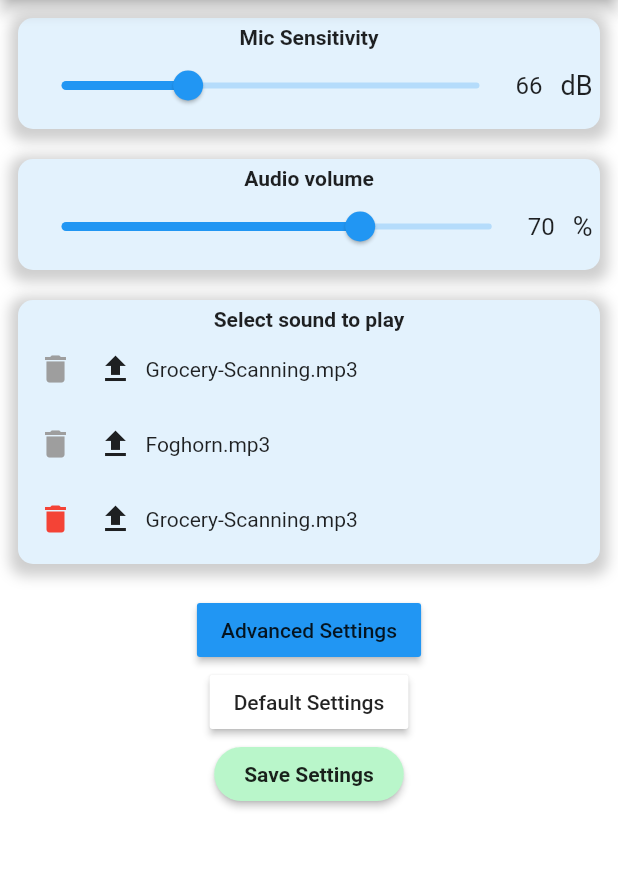
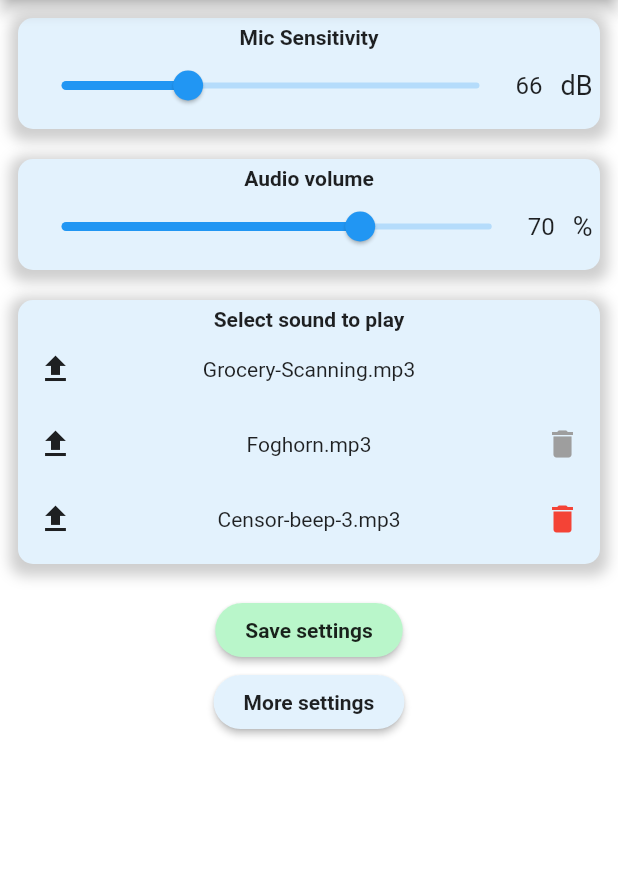
Before and after one commit to masterdodo/flutter-noise-app, a Flutter app: the SettingsScreen screen opened by its route, on a phone screen of 412 x 824 dp, the part 84-953 px from its top. Run offline on Flutter 3.47's test engine with Material 2 defaults, Android fonts, the phone set to English and light mode, and no system bars; our stand-ins replace audioplayers, file_picker, flutter_local_notifications, share, shared_preferences; missing offline and left inert: flutter_email_sender, noise_meter, volume; accounts and stored records are empty.

Commit message:
lang fix; notif fix; exceptions fix some; prints rem; def sett not saved auto; sett butts fix; alert onSave; trash rem 1st; audio align fix

```diff
--- a/lang/en.json
+++ b/lang/en.json
@@ -13,7 +13,7 @@
     "audio_help_string": "Select a sound to play or use your own audio file.",
     "sound_volume_string": "Audio volume",
     "sound_volume_help_string": "Adjusts the volume of the playback sound.",
-    "save_string": "Save Settings",
+    "save_string": "Save settings",
     "choose_sound_string": "Choose audio file...",
     "menu_home_string": "Home",
     "menu_settings_string": "Settings",
@@ -24,8 +24,8 @@
     "help_string": "Help",
     "about_string": "About",
     "exit_string": "Exit",
-    "default_settings_string": "Default Settings",
-    "advanced_settings_string": "Advanced Settings",
+    "default_settings_string": "Default settings",
+    "advanced_settings_string": "More settings",
     "close_string": "Close",
     "help_intro_string": "You can use the preset values or adjust them to your liking.",
     "on_off_string": "On/Off",
--- a/lang/sl.json
+++ b/lang/sl.json
@@ -13,7 +13,7 @@
     "audio_help_string": "Izberite zvok za predvajanje ali uporabite svojo zvočno datoteko.",
     "sound_volume_string": "Glasnost zvoka",
     "sound_volume_help_string": "Nastavi glasnost predvajanega zvoka.",
-    "save_string": "Shrani Nastavitve",
+    "save_string": "Shrani nastavitve",
     "choose_sound_string": "Izberi zvočno datoteko...",
     "menu_home_string": "Domov",
     "menu_settings_string": "Nastavitve",
@@ -25,7 +25,7 @@
     "about_string": "O nas",
     "exit_string": "Izhod",
     "default_settings_string": "Tovarniške nastavitve",
-    "advanced_settings_string": "Dodatne nastavitve",
+    "advanced_settings_string": "Več nastavitev",
     "close_string": "Zapri",
     "help_intro_string": "Lahko uporabite prednastavljene vrednosti ali jih prilagodite po svojih željah.",
     "on_off_string": "Vklop/Izklop",
--- a/lib/screens/settings/settingsscreen.dart
+++ b/lib/screens/settings/settingsscreen.dart
@@ -39,7 +39,7 @@ class _SettingsScreenState extends State<SettingsScreen> {
       _currentPerSecValue,
       _currentTimeSampleValue,
       _currentAudioVolumeValue,
-      _currentTimeoutValue = 0;
+      _currentTimeoutValue;
 
   bool _advancedSettings = false;
 
@@ -467,10 +467,10 @@ class _SettingsScreenState extends State<SettingsScreen> {
       _timeoutUnit = "sec";
       _currentAudioName1 = "audio/Grocery-Scanning.mp3";
       _currentAudioName2 = "audio/Foghorn.mp3";
-      _currentAudioName3 = "audio/Grocery-Scanning.mp3";
+      _currentAudioName3 = "audio/Censor-beep-3.mp3";
       _currentAudioVolumeValue = 70;
     });
-    SharedPreferences prefs = await SharedPreferences.getInstance();
+    /*SharedPreferences prefs = await SharedPreferences.getInstance();
     prefs.setInt("dbValue", _currentDbValue);
     prefs.setInt("persecValue", _currentPerSecValue);
     prefs.setString("persecUnit", _persecUnit);
@@ -481,7 +481,7 @@ class _SettingsScreenState extends State<SettingsScreen> {
     prefs.setInt("audiovolumeValue", _currentAudioVolumeValue);
     prefs.setString("audioname1Value", _currentAudioName1);
     prefs.setString("audioname2Value", _currentAudioName2);
-    prefs.setString("audioname3Value", _currentAudioName3);
+    prefs.setString("audioname3Value", _currentAudioName3);*/
   }
 
   @override
@@ -510,9 +510,15 @@ class _SettingsScreenState extends State<SettingsScreen> {
             ),
             soundVolume(context),
             audio(context),
-            advancedSettings(context),
-            defaultSettings(context),
-            saveSettingsBuilder()
+            Visibility(
+              child: defaultSettings(context),
+              visible: _advancedSettings,
+            ),
+            saveSettingsBuilder(),
+            Visibility(
+              child: advancedSettings(context),
+              visible: !_advancedSettings,
+            ),
           ]),
         ),
       ),
@@ -527,12 +533,51 @@ class _SettingsScreenState extends State<SettingsScreen> {
             _advancedSettings = !_advancedSettings;
           });
         },
-        color: Colors.blue,
+        color: Colors.blue[50],
+        padding: EdgeInsets.symmetric(horizontal: 20),
+        shape: RoundedRectangleBorder(borderRadius: BorderRadius.circular(30)),
         child: _advancedSettings
-            ? Text(AppLocalizations.of(context).translate('close_string'))
-            : Text(AppLocalizations.of(context)
-                .translate('advanced_settings_string')),
+            ? Text(
+                AppLocalizations.of(context).translate('close_string'),
+                style: TextStyle(fontWeight: FontWeight.bold),
+              )
+            : Text(
+                AppLocalizations.of(context)
+                    .translate('advanced_settings_string'),
+                style: TextStyle(fontWeight: FontWeight.bold),
+              ),
       ),
+    );
+  }
+
+  showAlertDialogOnSave(BuildContext context) {
+    // set up the buttons
+    Widget saveButton = FlatButton(
+      child: Text("Save"),
+      onPressed: () {
+        Navigator.of(context).pop();
+        saveSettingsValues(context);
+      },
+    );
+    Widget cancelButton = FlatButton(
+      child: Text("Cancel"),
+      onPressed: () {
+        Navigator.of(context).pop();
+      },
+    ); // set up the AlertDialog
+    AlertDialog alert = AlertDialog(
+      title: Text("Saving"),
+      content: Text("Are you sure you want to save this settings?"),
+      actions: [
+        saveButton,
+        cancelButton,
+      ],
+    ); // show the dialog
+    showDialog(
+      context: context,
+      builder: (BuildContext context) {
+        return alert;
+      },
     );
   }
 
@@ -543,7 +588,7 @@ class _SettingsScreenState extends State<SettingsScreen> {
           padding: EdgeInsets.symmetric(horizontal: 20),
           shape:
               RoundedRectangleBorder(borderRadius: BorderRadius.circular(30)),
-          onPressed: () => saveSettingsValues(context),
+          onPressed: () => showAlertDialogOnSave(context),
           child: Text(
             AppLocalizations.of(context).translate('save_string'),
             style: TextStyle(fontWeight: FontWeight.bold),
@@ -555,9 +600,13 @@ class _SettingsScreenState extends State<SettingsScreen> {
     return Container(
       child: RaisedButton(
         onPressed: () => resetSettingsValues(),
-        color: Colors.white,
+        color: Colors.blue[50],
+        padding: EdgeInsets.symmetric(horizontal: 20),
+        shape: RoundedRectangleBorder(borderRadius: BorderRadius.circular(30)),
         child: Text(
-            AppLocalizations.of(context).translate('default_settings_string')),
+          AppLocalizations.of(context).translate('default_settings_string'),
+          style: TextStyle(fontWeight: FontWeight.bold),
+        ),
       ),
     );
   }
@@ -691,26 +740,8 @@ class _SettingsScreenState extends State<SettingsScreen> {
   // Widget for audio chooser 1
   Row audioChooseControl1() {
     return Row(
+      mainAxisAlignment: MainAxisAlignment.spaceBetween,
       children: [
-        Container(
-          width: 40,
-          height: 50,
-          child: IconButton(
-            icon: Icon(
-              Icons.delete,
-              color: (_currentAudioName3 == audioString &&
-                      _currentAudioName2 == audioString &&
-                      _currentAudioName1 != audioString)
-                  ? Colors.red
-                  : Colors.grey,
-            ),
-            onPressed: (_currentAudioName3 == audioString &&
-                    _currentAudioName2 == audioString &&
-                    _currentAudioName1 != audioString)
-                ? () => removeAudio1()
-                : null,
-          ),
-        ),
         Container(
           width: 40,
           height: 50,
@@ -722,12 +753,18 @@ class _SettingsScreenState extends State<SettingsScreen> {
         Flexible(
           child: GestureDetector(
             onTap: () => showAlertDialog1(context),
-            child: Text(_currentAudioName1 != audioString
+            child: Text((_currentAudioName1 != audioString &&
+                    _currentAudioName1 != null)
                 ? (_currentAudioName1
                     .split("/")[_currentAudioName1.split("/").length - 1])
                 : AppLocalizations.of(context)
                     .translate('choose_sound_string')),
           ),
+        ),
+        Container(
+          width: 40,
+          height: 50,
+          child: Text(""),
         )
       ],
     );
@@ -736,7 +773,27 @@ class _SettingsScreenState extends State<SettingsScreen> {
 // Widget for audio chooser 2
   Row audioChooseControl2() {
     return Row(
+      mainAxisAlignment: MainAxisAlignment.spaceBetween,
       children: [
+        Container(
+          width: 40,
+          height: 50,
+          child: IconButton(
+            icon: Icon(Icons.file_upload),
+            onPressed: () => showAlertDialog2(context),
+          ),
+        ),
+        Flexible(
+          child: GestureDetector(
+            onTap: () => showAlertDialog2(context),
+            child: Text((_currentAudioName2 != audioString &&
+                    _currentAudioName2 != null)
+                ? (_currentAudioName2
+                    .split("/")[_currentAudioName2.split("/").length - 1])
+                : AppLocalizations.of(context)
+                    .translate('choose_sound_string')),
+          ),
+        ),
         Container(
           width: 40,
           height: 50,
@@ -753,24 +810,6 @@ class _SettingsScreenState extends State<SettingsScreen> {
                 ? () => removeAudio2()
                 : null,
           ),
-        ),
-        Container(
-          width: 40,
-          height: 50,
-          child: IconButton(
-            icon: Icon(Icons.file_upload),
-            onPressed: () => showAlertDialog2(context),
-          ),
-        ),
-        Flexible(
-          child: GestureDetector(
-            onTap: () => showAlertDialog2(context),
-            child: Text(_currentAudioName2 != audioString
-                ? (_currentAudioName2
-                    .split("/")[_currentAudioName2.split("/").length - 1])
-                : AppLocalizations.of(context)
-                    .translate('choose_sound_string')),
-          ),
         )
       ],
     );
@@ -779,7 +818,26 @@ class _SettingsScreenState extends State<SettingsScreen> {
   // Widget for audio chooser 3
   Row audioChooseControl3() {
     return Row(
+      mainAxisAlignment: MainAxisAlignment.spaceBetween,
       children: [
+        Container(
+          width: 40,
+          height: 50,
+          child: IconButton(
+            icon: Icon(Icons.file_upload),
+            onPressed: () => showAlertDialog3(context),
+          ),
+        ),
+        Flexible(
+          child: GestureDetector(
+              onTap: () => showAlertDialog3(context),
+              child: Text((_currentAudioName3 != audioString &&
+                      _currentAudioName3 != null)
+                  ? (_currentAudioName3
+                      .split("/")[_currentAudioName3.split("/").length - 1])
+                  : AppLocalizations.of(context)
+                      .translate('choose_sound_string'))),
+        ),
         Container(
           width: 40,
           height: 50,
@@ -794,24 +852,7 @@ class _SettingsScreenState extends State<SettingsScreen> {
                 ? () => removeAudio3()
                 : null,
           ),
-        ),
-        Container(
-          width: 40,
-          height: 50,
-          child: IconButton(
-            icon: Icon(Icons.file_upload),
-            onPressed: () => showAlertDialog3(context),
-          ),
-        ),
-        Flexible(
-          child: GestureDetector(
-              onTap: () => showAlertDialog3(context),
-              child: Text(_currentAudioName3 != audioString
-                  ? (_currentAudioName3
-                      .split("/")[_currentAudioName3.split("/").length - 1])
-                  : AppLocalizations.of(context)
-                      .translate('choose_sound_string'))),
-        ),
+        )
       ],
     );
   }
@@ -825,8 +866,8 @@ class _SettingsScreenState extends State<SettingsScreen> {
               min: minVal,
               max: maxVal,
               divisions: (maxVal - minVal).round(),
-              value: _currentDbValue.toDouble(),
-              label: _currentDbValue.toString(),
+              value: _currentDbValue?.toDouble() ?? 66,
+              label: _currentDbValue?.toString() ?? '66',
               onChanged: (double val) {
                 setState(() {
                   _currentDbValue = val.round();
@@ -869,8 +910,8 @@ class _SettingsScreenState extends State<SettingsScreen> {
               min: minVal,
               max: maxVal,
               divisions: (maxVal - minVal).round(),
-              value: _currentPerSecValue.toDouble(),
-              label: _currentPerSecValue.toString(),
+              value: _currentPerSecValue?.toDouble() ?? 5,
+              label: _currentPerSecValue?.toString() ?? '5',
               onChanged: (double val) {
                 setState(() {
                   _currentPerSecValue = val.round();
@@ -932,8 +973,8 @@ class _SettingsScreenState extends State<SettingsScreen> {
               min: minVal,
               max: maxVal,
               divisions: (maxVal - minVal).round(),
-              value: _currentTimeSampleValue.toDouble(),
-              label: _currentTimeSampleValue.toString(),
+              value: _currentTimeSampleValue?.toDouble() ?? 1,
+              label: _currentTimeSampleValue?.toString() ?? '1',
               onChanged: (double val) {
                 setState(() {
                   _currentTimeSampleValue = val.round();
@@ -995,8 +1036,8 @@ class _SettingsScreenState extends State<SettingsScreen> {
               min: minVal,
               max: maxVal,
               divisions: (maxVal - minVal).round(),
-              value: _currentTimeoutValue.toDouble(),
-              label: _currentTimeoutValue.toString(),
+              value: _currentTimeoutValue?.toDouble() ?? 6,
+              label: _currentTimeoutValue?.toString() ?? '6',
               onChanged: (double val) {
                 setState(() {
                   _currentTimeoutValue = val.round();
@@ -1057,8 +1098,8 @@ class _SettingsScreenState extends State<SettingsScreen> {
               min: minVal,
               max: maxVal,
               divisions: (maxVal - minVal).round(),
-              value: _currentAudioVolumeValue.toDouble(),
-              label: _currentAudioVolumeValue.toString(),
+              value: _currentAudioVolumeValue?.toDouble() ?? 70,
+              label: _currentAudioVolumeValue?.toString() ?? '70',
               onChanged: (double val) {
                 setState(() {
                   _currentAudioVolumeValue = val.round();
```
Also changed, not shown: lib/screens/home/homescreen.dart (+8 -19 lines), 2 other files.
